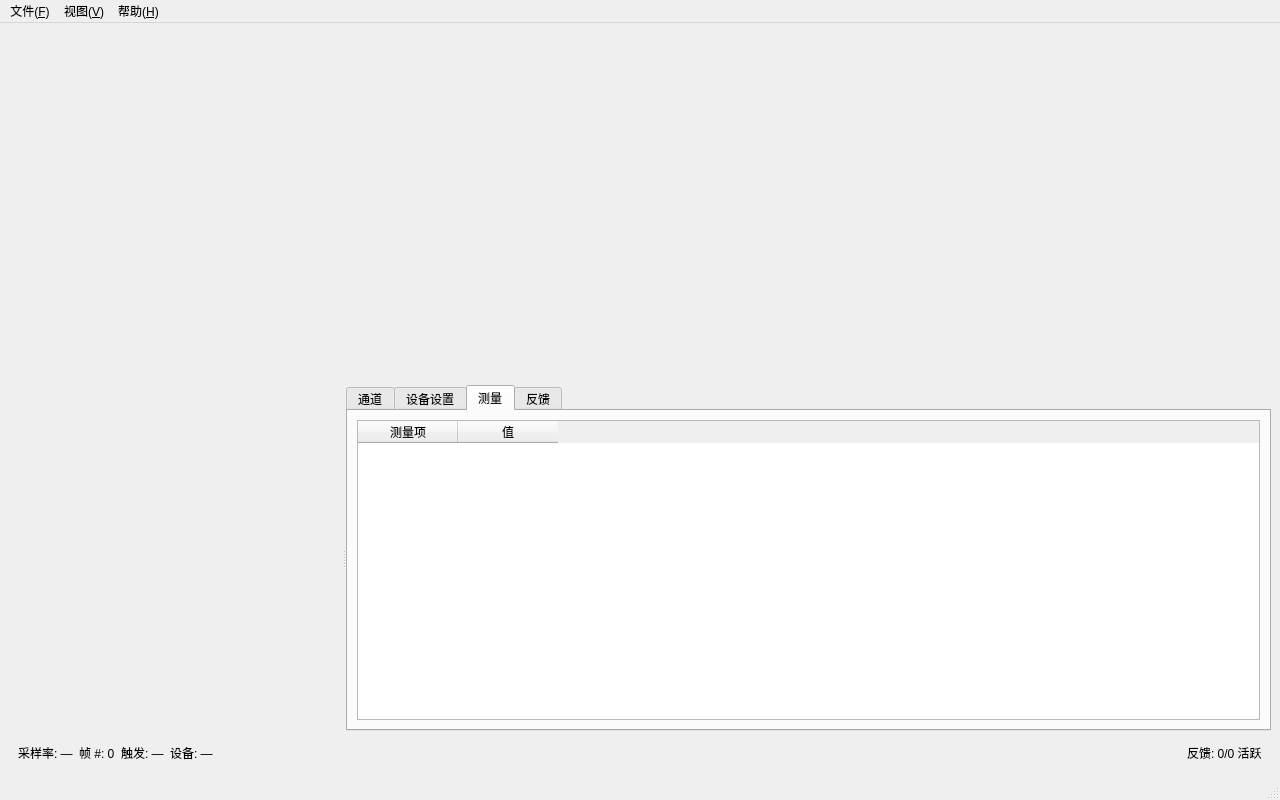
Qt form scope/ui/main_window.ui (Carrollxiang/ART_Oscilloscope-) before a commit.
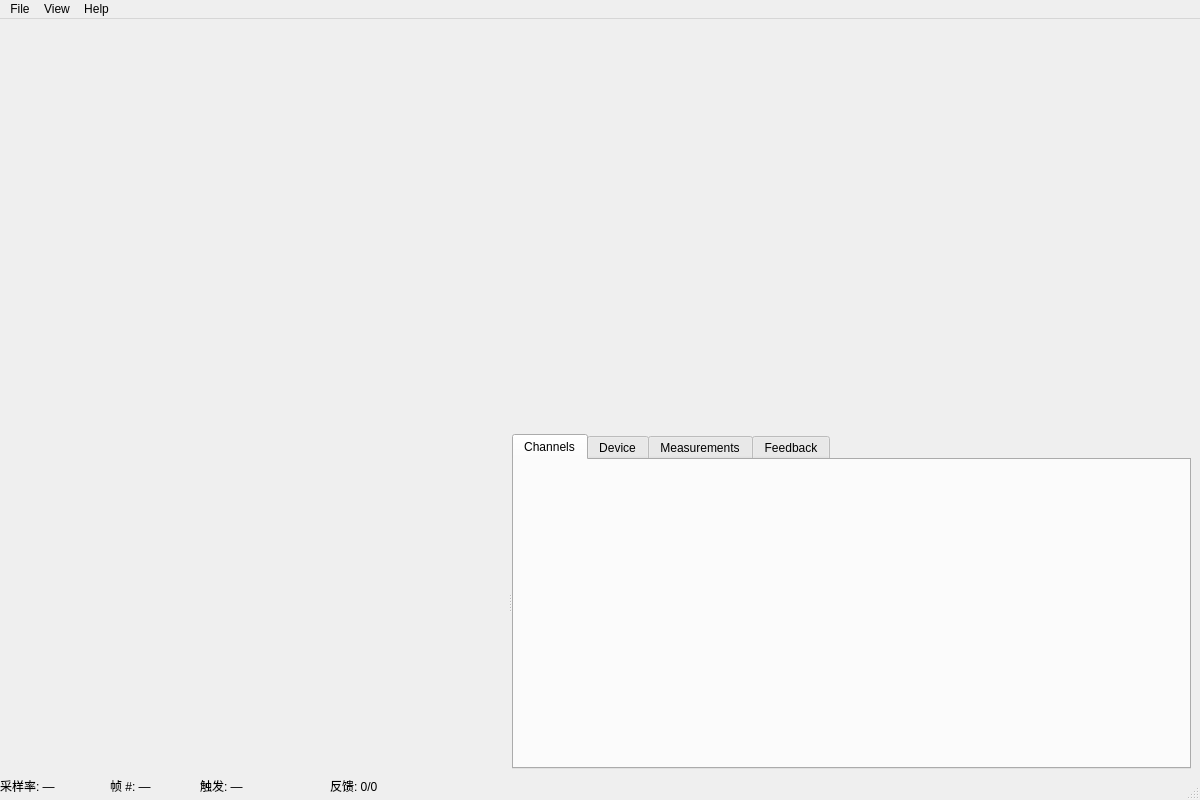
The same form after that commit. The open tabs and pages were chosen to show the change.

The edit to the form file:
```diff
--- a/scope/ui/main_window.ui
+++ b/scope/ui/main_window.ui
@@ -3,36 +3,163 @@
  <class>MainWindow</class>
  <widget class="QMainWindow" name="MainWindow">
   <property name="geometry">
-   <rect><x>0</x><y>0</y><width>1280</width><height>800</height></rect>
+   <rect>
+    <x>0</x>
+    <y>0</y>
+    <width>1200</width>
+    <height>800</height>
+   </rect>
   </property>
   <property name="windowTitle">
    <string>数字示波器 v0.1</string>
   </property>
-
-  <!-- ─── Menu Bar ─── -->
+  <widget class="QWidget" name="centralwidget">
+   <layout class="QVBoxLayout" name="verticalLayout">
+    <item>
+     <widget class="QWidget" name="waveformContainer" native="true">
+      <property name="minimumSize">
+       <size>
+        <width>0</width>
+        <height>400</height>
+       </size>
+      </property>
+     </widget>
+    </item>
+    <item>
+     <widget class="QSplitter" name="bottomSplitter">
+      <property name="orientation">
+       <enum>Qt::Horizontal</enum>
+      </property>
+      <widget class="QWidget" name="miniChartContainer" native="true">
+       <property name="minimumSize">
+        <size>
+         <width>150</width>
+         <height>0</height>
+        </size>
+       </property>
+      </widget>
+      <widget class="QTabWidget" name="tabWidget">
+       <property name="currentIndex">
+        <number>0</number>
+       </property>
+       <widget class="QWidget" name="tabChannels">
+        <attribute name="title">
+         <string>Channels</string>
+        </attribute>
+        <layout class="QVBoxLayout" name="verticalLayout_2"/>
+       </widget>
+       <widget class="QWidget" name="tabDevice">
+        <attribute name="title">
+         <string>Device</string>
+        </attribute>
+        <layout class="QVBoxLayout" name="verticalLayout_3"/>
+       </widget>
+       <widget class="QWidget" name="tabMeasurements">
+        <attribute name="title">
+         <string>Measurements</string>
+        </attribute>
+        <layout class="QVBoxLayout" name="verticalLayout_4"/>
+       </widget>
+       <widget class="QWidget" name="tabFeedback">
+        <attribute name="title">
+         <string>Feedback</string>
+        </attribute>
+        <layout class="QVBoxLayout" name="verticalLayout_5"/>
+       </widget>
+      </widget>
+     </widget>
+    </item>
+   </layout>
+  </widget>
   <widget class="QMenuBar" name="menubar">
+   <property name="geometry">
+    <rect>
+     <x>0</x>
+     <y>0</y>
+     <width>1200</width>
+     <height>21</height>
+    </rect>
+   </property>
    <widget class="QMenu" name="menuFile">
-    <property name="title"><string>文件(&amp;F)</string></property>
+    <property name="title">
+     <string>File</string>
+    </property>
     <addaction name="actionSaveConfig"/>
     <addaction name="actionLoadConfig"/>
     <addaction name="actionExportData"/>
     <addaction name="separator"/>
     <addaction name="actionQuit"/>
    </widget>
-   <widget class="QMenu" name="menuView">
-    <property name="title"><string>视图(&amp;V)</string></property>
-    <addaction name="actionResetLayout"/>
-   </widget>
    <widget class="QMenu" name="menuHelp">
-    <property name="title"><string>帮助(&amp;H)</string></property>
+    <property name="title">
+     <string>Help</string>
+    </property>
     <addaction name="actionAbout"/>
    </widget>
+   <widget class="QMenu" name="menuView">
+    <property name="title">
+     <string>View</string>
+    </property>
+    <addaction name="actionResetLayout"/>
+   </widget>
    <addaction name="menuFile"/>
    <addaction name="menuView"/>
    <addaction name="menuHelp"/>
   </widget>
-
-  <!-- ─── Actions ─── -->
+  <widget class="QStatusBar" name="statusbar">
+   <widget class="QLabel" name="statusSampling">
+    <property name="geometry">
+     <rect>
+      <x>0</x>
+      <y>0</y>
+      <width>100</width>
+      <height>16</height>
+     </rect>
+    </property>
+    <property name="text">
+     <string>采样率: —</string>
+    </property>
+   </widget>
+   <widget class="QLabel" name="statusFrames">
+    <property name="geometry">
+     <rect>
+      <x>110</x>
+      <y>0</y>
+      <width>80</width>
+      <height>16</height>
+     </rect>
+    </property>
+    <property name="text">
+     <string>帧 #: —</string>
+    </property>
+   </widget>
+   <widget class="QLabel" name="statusTrigger">
+    <property name="geometry">
+     <rect>
+      <x>200</x>
+      <y>0</y>
+      <width>120</width>
+      <height>16</height>
+     </rect>
+    </property>
+    <property name="text">
+     <string>触发: —</string>
+    </property>
+   </widget>
+   <widget class="QLabel" name="statusFeedback">
+    <property name="geometry">
+     <rect>
+      <x>330</x>
+      <y>0</y>
+      <width>100</width>
+      <height>16</height>
+     </rect>
+    </property>
+    <property name="text">
+     <string>反馈: 0/0</string>
+    </property>
+   </widget>
+  </widget>
   <action name="actionSaveConfig">
    <property name="text"><string>保存配置</string></property>
    <property name="shortcut"><string>Ctrl+S</string></property>
@@ -55,110 +182,11 @@
   <action name="actionAbout">
    <property name="text"><string>关于</string></property>
   </action>
-
-  <!-- ─── Central Widget ─── -->
-  <widget class="QWidget" name="centralwidget">
-   <layout class="QVBoxLayout" name="centralLayout">
-    <!-- 上: 波形区 (占大部分空间) -->
-    <item stretch="2">
-     <widget class="QWidget" name="waveformContainer" native="true"/>
-    </item>
-
-    <!-- 下: 迷你图(左) + 配置面板(右) — QSplitter 可拖拽 -->
-    <item stretch="1">
-     <widget class="QSplitter" name="bottomSplitter">
-      <property name="orientation">
-       <enum>Qt::Horizontal</enum>
-      </property>
-      <widget class="QWidget" name="miniChartContainer"/>
-      <widget class="QTabWidget" name="bottomTabs">
-
-        <!-- Tab 0: 通道 -->
-        <widget class="QWidget" name="tabChannels">
-         <attribute name="title"><string>通道</string></attribute>
-         <layout class="QVBoxLayout" name="channelsLayout"/>
-        </widget>
-
-        <!-- Tab 1: 设备设置 (替代原触发) -->
-        <widget class="QWidget" name="tabDevice">
-         <attribute name="title"><string>设备设置</string></attribute>
-         <layout class="QVBoxLayout" name="deviceLayout"/>
-        </widget>
-
-        <!-- Tab 2: 测量 -->
-        <widget class="QWidget" name="tabMeasurements">
-         <attribute name="title"><string>测量</string></attribute>
-         <layout class="QVBoxLayout" name="measurementsLayout">
-          <item>
-           <widget class="QTableWidget" name="measurementTable">
-            <column>
-             <property name="text"><string>测量项</string></property>
-            </column>
-            <column>
-             <property name="text"><string>值</string></property>
-            </column>
-           </widget>
-          </item>
-         </layout>
-        </widget>
-
-        <!-- Tab 3: 反馈 (空容器, 由 FeedbackPanel 填充) -->
-        <widget class="QWidget" name="tabFeedback">
-         <attribute name="title"><string>反馈</string></attribute>
-         <layout class="QVBoxLayout" name="feedbackLayout"/>
-        </widget>
-       </widget>
-      </widget>
-    </item>
-
-    <!-- 底部测量条 -->
-    <item>
-     <widget class="QFrame" name="measurementBar">
-      <property name="maximumSize">
-       <size><width>16777215</width><height>32</height></size>
-      </property>
-      <layout class="QHBoxLayout" name="measurementBarLayout">
-       <item>
-        <widget class="QLabel" name="statusSampling">
-         <property name="text"><string>采样率: —</string></property>
-        </widget>
-       </item>
-       <item>
-        <widget class="QLabel" name="statusFrames">
-         <property name="text"><string>帧 #: 0</string></property>
-        </widget>
-       </item>
-       <item>
-        <widget class="QLabel" name="statusTrigger">
-         <property name="text"><string>触发: —</string></property>
-        </widget>
-       </item>
-       <item>
-        <widget class="QLabel" name="statusDevice">
-         <property name="text"><string>设备: —</string></property>
-        </widget>
-       </item>
-       <item>
-        <spacer>
-         <property name="orientation"><enum>Horizontal</enum></property>
-         <property name="sizeHint">
-          <size><width>0</width><height>0</height></size>
-         </property>
-        </spacer>
-       </item>
-       <item>
-        <widget class="QLabel" name="statusFeedback">
-         <property name="text"><string>反馈: 0/0 活跃</string></property>
-        </widget>
-       </item>
-      </layout>
-     </widget>
-    </item>
-   </layout>
-  </widget>
-
-  <!-- ─── Status Bar ─── -->
-  <widget class="QStatusBar" name="statusbar"/>
+  <action name="actionResetLayout">
+   <property name="text">
+    <string>Reset Layout</string>
+   </property>
+  </action>
  </widget>
  <connections/>
 </ui>
```
Left out of the diff: 30 changed lines with no effect on the pictures.
